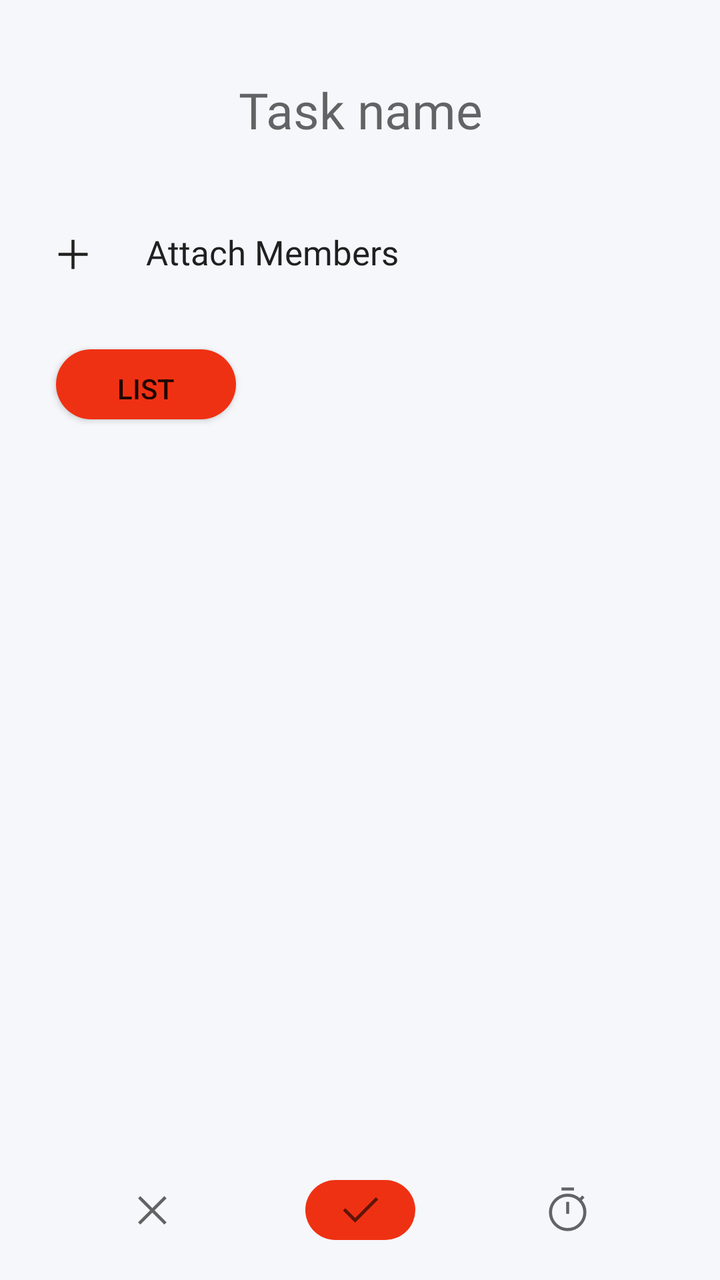
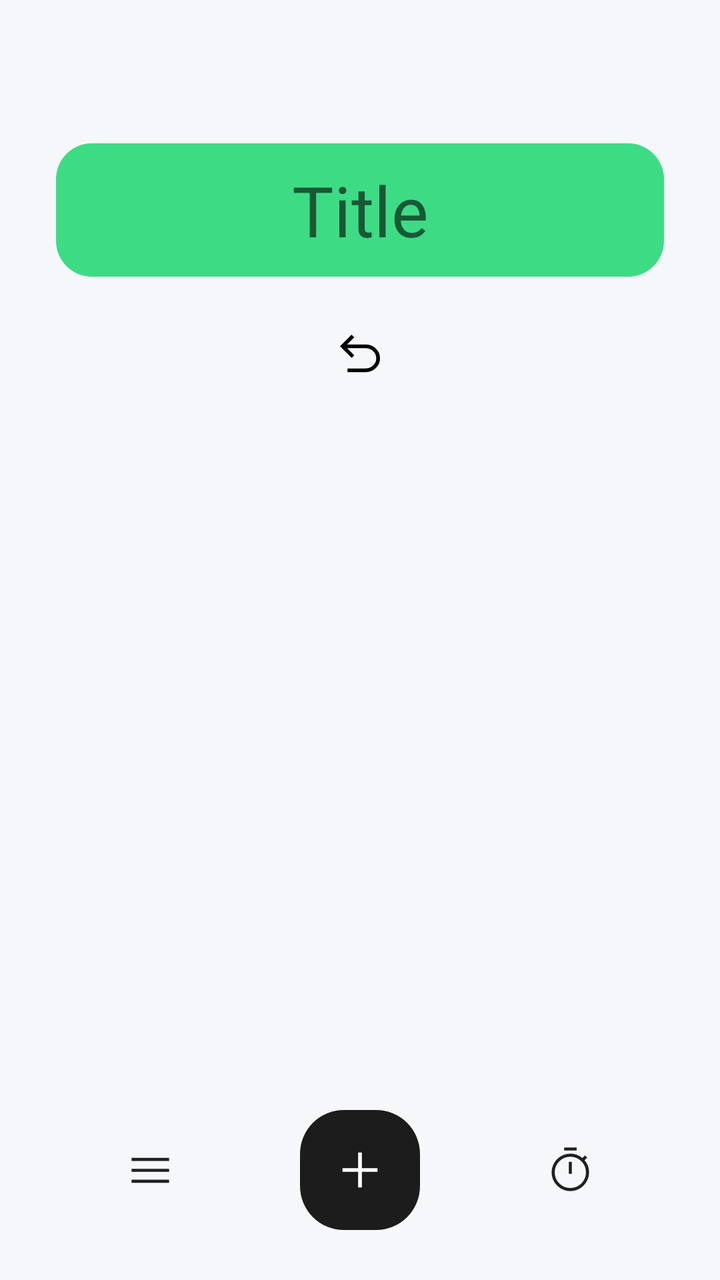

Screens rendered from an Android XML layout before and after an edit, with the pre-edit source and the edit as a unified diff.
<!-- AndroidManifest.xml: application theme LightTheme.SoftNotesBeta -->
<!-- res/layout/fragment_create_task.xml -->
<?xml version="1.0" encoding="utf-8"?>
<androidx.coordinatorlayout.widget.CoordinatorLayout xmlns:android="http://schemas.android.com/apk/res/android"
    xmlns:tools="http://schemas.android.com/tools"
    android:layout_width="match_parent"
    android:layout_height="match_parent"
    android:background="?attr/background_color"
    xmlns:app="http://schemas.android.com/apk/res-auto"
    tools:context=".CreateTaskFragment">

    <com.google.android.material.appbar.AppBarLayout
        android:id="@+id/app_bar_layout"
        android:layout_width="match_parent"
        android:layout_height="wrap_content"
        android:background="?attr/background_color"
        app:elevation="0dp">

        <com.google.android.material.appbar.CollapsingToolbarLayout
            android:id="@+id/collapsing_toolbar"
            android:layout_width="match_parent"
            android:layout_height="wrap_content"
            app:collapsedTitleGravity="top|right"
            app:collapsedTitleTextAppearance="@style/collapsed_title"
            app:contentScrim="?attr/background_color"
            app:elevation="0dp"
            app:expandedTitleGravity="top|right"
            app:expandedTitleMarginBottom="30dp"
            app:expandedTitleMarginEnd="30dp"
            app:expandedTitleMarginTop="50dp"
            app:expandedTitleTextAppearance="@style/expanded_title"
            app:layout_scrollFlags="scroll|snap|exitUntilCollapsed"
            app:title=" ">

            <androidx.appcompat.widget.Toolbar
                android:id="@+id/toolbar"
                android:layout_width="match_parent"
                android:layout_height="60dp"
                app:elevation="0dp"
                app:title="Settings"
                app:titleMarginEnd="30dp"
                app:titleMarginTop="24dp"
                app:titleTextAppearance="@style/collapsed_title"
                app:titleTextColor="@color/black" />

            <LinearLayout
                android:id="@+id/container"
                android:layout_width="match_parent"
                android:layout_height="240dp"
                android:orientation="vertical"
                android:gravity="center"
                app:elevation="0dp">


                <androidx.appcompat.widget.AppCompatEditText
                    android:id="@+id/task_title"
                    android:layout_width="wrap_content"
                    android:layout_height="wrap_content"
                    android:layout_marginStart="40dp"
                    android:layout_marginEnd="40dp"
                    android:textAlignment="center"
                    android:singleLine="true"
                    android:transitionName="edittext"
                    android:background="?attr/background_color"
                    android:fontFamily="@font/roboto_light"
                    android:hint="Task name"
                    android:padding="8dp"
                    android:textColor="?attr/title_text_color"
                    android:textSize="25sp" />

                <LinearLayout
                    android:layout_width="wrap_content"
                    android:layout_height="wrap_content"
                    android:layout_gravity="left"
                    android:layout_marginTop="35dp"
                    android:orientation="horizontal">

                    <androidx.appcompat.widget.AppCompatImageView
                        android:layout_width="25dp"
                        android:layout_height="25dp"
                        android:layout_marginStart="24dp"
                        android:src="@drawable/icon_add"
                        app:tint="?attr/icon_tint"/>

                    <androidx.appcompat.widget.AppCompatTextView
                        android:layout_width="wrap_content"
                        android:layout_height="wrap_content"
                        android:layout_marginStart="24dp"
                        android:text="Attach Members"
                        android:fontFamily="@font/roboto_regular"
                        android:textSize="17sp"
                        android:textColor="?attr/icon_tint"/>

                </LinearLayout>

                <androidx.appcompat.widget.AppCompatButton
                    android:layout_width="90dp"
                    android:layout_height="35dp"
                    android:text="List"
                    android:padding="10dp"
                    android:background="@drawable/create_task_surface"
                    android:layout_marginTop="35dp"
                    android:layout_marginStart="28dp"
                    android:layout_gravity="left"/>


            </LinearLayout>

        </com.google.android.material.appbar.CollapsingToolbarLayout>

    </com.google.android.material.appbar.AppBarLayout>

    <androidx.constraintlayout.widget.ConstraintLayout
        android:id="@+id/foreground_surface"
        android:layout_width="match_parent"
        android:layout_height="match_parent"
        android:background="?attr/background_color"
        app:layout_behavior="com.google.android.material.appbar.AppBarLayout$ScrollingViewBehavior">

        <androidx.core.widget.NestedScrollView
            android:id="@+id/steps_list"
            android:layout_width="match_parent"
            android:layout_height="match_parent"
            app:layout_constraintTop_toTopOf="parent"
            app:layout_behavior="com.google.android.material.appbar.AppBarLayout$ScrollingViewBehavior">

            <LinearLayout
                android:id="@+id/step_container"
                android:layout_width="match_parent"
                android:layout_height="wrap_content"
                android:orientation="vertical"/>

        </androidx.core.widget.NestedScrollView>

    </androidx.constraintlayout.widget.ConstraintLayout>

    <androidx.constraintlayout.widget.ConstraintLayout
        android:id="@+id/essential_actions_layout"
        android:layout_width="match_parent"
        android:layout_height="wrap_content"
        android:paddingBottom="20dp"
        android:background="?attr/background_color"
        android:layout_gravity="bottom">

        <androidx.appcompat.widget.AppCompatImageView
            android:id="@+id/close_panel"
            android:layout_width="25dp"
            android:layout_height="25dp"
            android:src="@drawable/icon_close"
            app:layout_constraintStart_toStartOf="parent"
            app:layout_constraintEnd_toStartOf="@id/create_task"
            app:layout_constraintTop_toTopOf="@id/create_task"
            app:layout_constraintBottom_toBottomOf="@id/create_task"
            app:tint="?attr/colorControlNormal" />

        <androidx.constraintlayout.widget.ConstraintLayout
            android:id="@+id/create_task"
            android:layout_width="55dp"
            android:layout_height="30dp"
            android:layout_marginTop="20dp"
            android:background="@drawable/create_task_surface"
            app:layout_constraintStart_toEndOf="@id/close_panel"
            app:layout_constraintEnd_toStartOf="@id/set_time"
            app:layout_constraintTop_toTopOf="parent">

            <androidx.appcompat.widget.AppCompatImageView
                android:id="@+id/action_done_iv"
                android:layout_width="match_parent"
                android:layout_height="match_parent"
                android:src="@drawable/icon_done"
                android:paddingTop="2dp"
                android:paddingBottom="2dp"
                app:tint="?attr/colorControlNormal" />

        </androidx.constraintlayout.widget.ConstraintLayout>

        <androidx.appcompat.widget.AppCompatImageView
            android:id="@+id/set_time"
            android:layout_width="25dp"
            android:layout_height="25dp"
            android:src="@drawable/icon_timer"
            app:layout_constraintStart_toEndOf="@id/create_task"
            app:layout_constraintEnd_toEndOf="parent"
            app:layout_constraintTop_toTopOf="@id/create_task"
            app:layout_constraintBottom_toBottomOf="@id/create_task"
            app:tint="?attr/colorControlNormal" />

    </androidx.constraintlayout.widget.ConstraintLayout>


</androidx.coordinatorlayout.widget.CoordinatorLayout>
<!-- resources referenced by this layout -->
<resources>
  <color name="black">#FF000000</color>
  <!-- drawable create_task_surface (drawable) -->
  <?xml version="1.0" encoding="utf-8"?>
  <shape xmlns:android="http://schemas.android.com/apk/res/android"
      android:shape="rectangle">
  
      <solid android:color="@color/scarlet_red"/>
      <corners android:radius="20dp"/>
  
  </shape>
  <!-- drawable icon_done (drawable) -->
  <vector xmlns:android="http://schemas.android.com/apk/res/android"
      android:width="48dp"
      android:height="48dp"
      android:viewportWidth="960"
      android:viewportHeight="960">
    <path
        android:fillColor="#FF000000"
        android:pathData="M378,714 L154,490l43,-43 181,181 384,-384 43,43 -427,427Z"/>
  </vector>
  <style name="collapsed_title" parent="LightTheme.SoftNotesBeta">
          <item name="android:textColor">@color/black</item>
          <item name="fontFamily">@font/roboto_thin</item>
          <item name="android:textSize">20sp</item>
      </style>
  <style name="expanded_title" parent="LightTheme.SoftNotesBeta">
          <item name="android:textColor">@color/black</item>
          <item name="fontFamily">@font/roboto_thin</item>
          <item name="android:layout_marginBottom">20dp</item>
          <item name="android:textSize">42sp</item>
      </style>
  <style name="LightTheme.SoftNotesBeta" parent="Theme.MaterialComponents.DayNight.DarkActionBar">
          
          <item name="colorPrimary">@color/background_light</item>
          <item name="colorPrimaryVariant">@color/background_light</item>
          <item name="colorOnPrimary">@color/onBackground_light</item>
          
          <item name="colorSecondary">@color/teal_200</item>
          <item name="colorSecondaryVariant">@color/teal_700</item>
          <item name="colorOnSecondary">@color/black</item>
          
          <item name="android:statusBarColor">?attr/colorPrimaryVariant</item>
          
          <item name="background_color">#f5f7fa</item>
          <item name="foreground_color">@color/white</item>
          <item name="title_text_color">@color/black</item>
          <item name="sub_text_color">@android:color/tab_indicator_text</item>
          <item name="extra_text_color">#202020</item>
          <item name="primary_color">#BCBCBC</item>
          <item name="main_color">#f2f2f2</item>
          <item name="selection_color">@color/android_green</item>
          <item name="secondary_selection">#f2f2f2</item>
          <item name="icon_tint">#202020</item>
          <item name="select_tab_color">#555555</item>
          <item name="disable_color">#757575</item>
      </style>
  <color name="scarlet_red">#EF3113</color>
  <color name="background_light">#f5f7fa</color>
  <color name="onBackground_light">#555555</color>
  <color name="teal_200">#FF03DAC5</color>
  <color name="teal_700">#FF018786</color>
  <color name="white">#FFFFFFFF</color>
  <color name="android_green">#3ddc84</color>
  <!-- unchanged entries left out for length: 3 -->
</resources>

<!-- the commit's change to res/layout/fragment_create_task.xml (unified diff, before → after) -->
@@ -1,10 +1,12 @@
 <?xml version="1.0" encoding="utf-8"?>
 <androidx.coordinatorlayout.widget.CoordinatorLayout xmlns:android="http://schemas.android.com/apk/res/android"
+    xmlns:app="http://schemas.android.com/apk/res-auto"
     xmlns:tools="http://schemas.android.com/tools"
+    android:id="@+id/parent_step_workspace"
     android:layout_width="match_parent"
     android:layout_height="match_parent"
+    android:animateLayoutChanges="true"
     android:background="?attr/background_color"
-    xmlns:app="http://schemas.android.com/apk/res-auto"
     tools:context=".CreateTaskFragment">
 
     <com.google.android.material.appbar.AppBarLayout
@@ -18,24 +20,22 @@
             android:id="@+id/collapsing_toolbar"
             android:layout_width="match_parent"
             android:layout_height="wrap_content"
-            app:collapsedTitleGravity="top|right"
+            app:collapsedTitleGravity="center"
             app:collapsedTitleTextAppearance="@style/collapsed_title"
             app:contentScrim="?attr/background_color"
             app:elevation="0dp"
-            app:expandedTitleGravity="top|right"
+            app:expandedTitleGravity="center"
             app:expandedTitleMarginBottom="30dp"
             app:expandedTitleMarginEnd="30dp"
             app:expandedTitleMarginTop="50dp"
             app:expandedTitleTextAppearance="@style/expanded_title"
-            app:layout_scrollFlags="scroll|snap|exitUntilCollapsed"
-            app:title=" ">
+            app:layout_scrollFlags="scroll|snap|exitUntilCollapsed">
 
             <androidx.appcompat.widget.Toolbar
                 android:id="@+id/toolbar"
                 android:layout_width="match_parent"
                 android:layout_height="60dp"
                 app:elevation="0dp"
-                app:title="Settings"
                 app:titleMarginEnd="30dp"
                 app:titleMarginTop="24dp"
                 app:titleTextAppearance="@style/collapsed_title"
@@ -45,62 +45,32 @@
                 android:id="@+id/container"
                 android:layout_width="match_parent"
                 android:layout_height="240dp"
+                android:gravity="center"
                 android:orientation="vertical"
-                android:gravity="center"
-                app:elevation="0dp">
-
+                app:elevation="0dp"
+                app:layout_collapseMode="pin">
 
                 <androidx.appcompat.widget.AppCompatEditText
-                    android:id="@+id/task_title"
-                    android:layout_width="wrap_content"
+                    android:id="@+id/input_task_title"
+                    android:layout_width="match_parent"
                     android:layout_height="wrap_content"
-                    android:layout_marginStart="40dp"
-                    android:layout_marginEnd="40dp"
+                    android:layout_marginStart="28dp"
+                    android:layout_marginEnd="28dp"
+                    android:layout_marginBottom="24dp"
+                    android:layout_marginTop="24dp"
                     android:textAlignment="center"
-                    android:singleLine="true"
-                    android:transitionName="edittext"
-                    android:background="?attr/background_color"
-                    android:fontFamily="@font/roboto_light"
-                    android:hint="Task name"
-                    android:padding="8dp"
-                    android:textColor="?attr/title_text_color"
-                    android:textSize="25sp" />
+                    android:background="@drawable/note_preview_background"
+                    android:backgroundTint="@color/android_green"
+                    android:fontFamily="@font/roboto_thin"
+                    android:hint="Title"
+                    android:padding="10dp"
+                    android:textSize="35sp" />
 
-                <LinearLayout
-                    android:layout_width="wrap_content"
-                    android:layout_height="wrap_content"
-                    android:layout_gravity="left"
-                    android:layout_marginTop="35dp"
-                    android:orientation="horizontal">
-
-                    <androidx.appcompat.widget.AppCompatImageView
-                        android:layout_width="25dp"
-                        android:layout_height="25dp"
-                        android:layout_marginStart="24dp"
-                        android:src="@drawable/icon_add"
-                        app:tint="?attr/icon_tint"/>
-
-                    <androidx.appcompat.widget.AppCompatTextView
-                        android:layout_width="wrap_content"
-                        android:layout_height="wrap_content"
-                        android:layout_marginStart="24dp"
-                        android:text="Attach Members"
-                        android:fontFamily="@font/roboto_regular"
-                        android:textSize="17sp"
-                        android:textColor="?attr/icon_tint"/>
-
-                </LinearLayout>
-
-                <androidx.appcompat.widget.AppCompatButton
-                    android:layout_width="90dp"
-                    android:layout_height="35dp"
-                    android:text="List"
-                    android:padding="10dp"
-                    android:background="@drawable/create_task_surface"
-                    android:layout_marginTop="35dp"
-                    android:layout_marginStart="28dp"
-                    android:layout_gravity="left"/>
-
+                <androidx.appcompat.widget.AppCompatImageView
+                    android:id="@+id/action_undo"
+                    android:layout_width="30dp"
+                    android:layout_height="30dp"
+                    android:src="@drawable/icon_undo" />
 
             </LinearLayout>
 
@@ -112,78 +82,103 @@
         android:id="@+id/foreground_surface"
         android:layout_width="match_parent"
         android:layout_height="match_parent"
-        android:background="?attr/background_color"
         app:layout_behavior="com.google.android.material.appbar.AppBarLayout$ScrollingViewBehavior">
 
-        <androidx.core.widget.NestedScrollView
-            android:id="@+id/steps_list"
+        <androidx.recyclerview.widget.RecyclerView
+            android:id="@+id/steps_viewer"
             android:layout_width="match_parent"
-            android:layout_height="match_parent"
+            android:layout_height="wrap_content"
             app:layout_constraintTop_toTopOf="parent"
-            app:layout_behavior="com.google.android.material.appbar.AppBarLayout$ScrollingViewBehavior">
+            app:layout_behavior="com.google.android.material.appbar.AppBarLayout$ScrollingViewBehavior"/>
 
-            <LinearLayout
-                android:id="@+id/step_container"
-                android:layout_width="match_parent"
-                android:layout_height="wrap_content"
-                android:orientation="vertical"/>
-
-        </androidx.core.widget.NestedScrollView>
 
     </androidx.constraintlayout.widget.ConstraintLayout>
 
     <androidx.constraintlayout.widget.ConstraintLayout
-        android:id="@+id/essential_actions_layout"
+        android:id="@+id/main_actions_view"
         android:layout_width="match_parent"
-        android:layout_height="wrap_content"
-        android:paddingBottom="20dp"
-        android:background="?attr/background_color"
-        android:layout_gravity="bottom">
+        android:layout_height="110dp"
+        android:layout_gravity="bottom"
+        android:background="?attr/background_color">
 
         <androidx.appcompat.widget.AppCompatImageView
-            android:id="@+id/close_panel"
+            android:id="@+id/task_settings"
             android:layout_width="25dp"
             android:layout_height="25dp"
-            android:src="@drawable/icon_close"
+            android:src="@drawable/icon_menu"
+            app:tint="?attr/icon_tint"
+            app:layout_constraintTop_toTopOf="@id/action_btn"
+            app:layout_constraintBottom_toBottomOf="@id/action_btn"
             app:layout_constraintStart_toStartOf="parent"
-            app:layout_constraintEnd_toStartOf="@id/create_task"
-            app:layout_constraintTop_toTopOf="@id/create_task"
-            app:layout_constraintBottom_toBottomOf="@id/create_task"
-            app:tint="?attr/colorControlNormal" />
+            app:layout_constraintEnd_toStartOf="@id/action_btn"/>
 
         <androidx.constraintlayout.widget.ConstraintLayout
-            android:id="@+id/create_task"
-            android:layout_width="55dp"
-            android:layout_height="30dp"
-            android:layout_marginTop="20dp"
-            android:background="@drawable/create_task_surface"
-            app:layout_constraintStart_toEndOf="@id/close_panel"
-            app:layout_constraintEnd_toStartOf="@id/set_time"
-            app:layout_constraintTop_toTopOf="parent">
+            android:id="@+id/action_btn"
+            android:layout_width="60dp"
+            android:layout_height="60dp"
+            android:transitionName="actionBtn"
+            android:backgroundTint="@color/dark_foreground"
+            android:background="@drawable/workspace_layer_surface22"
+            app:layout_constraintTop_toTopOf="parent"
+            app:layout_constraintBottom_toBottomOf="parent"
+            app:layout_constraintStart_toStartOf="parent"
+            app:layout_constraintEnd_toEndOf="parent">
+
+            <androidx.appcompat.widget.AppCompatEditText
+                android:id="@+id/step_text"
+                android:layout_width="match_parent"
+                android:layout_height="wrap_content"
+                android:layout_marginStart="24dp"
+                android:layout_marginEnd="108dp"
+                android:background="@color/dark_foreground"
+                android:fontFamily="@font/roboto_light"
+                android:hint="Enter step"
+                android:visibility="gone"
+                android:padding="8dp"
+                android:singleLine="true"
+                android:textColor="@color/white"
+                android:textSize="20sp"
+                android:transitionName="edittext"
+                app:layout_constraintStart_toStartOf="parent"
+                app:layout_constraintTop_toTopOf="parent"
+                app:layout_constraintBottom_toBottomOf="parent"/>
 
             <androidx.appcompat.widget.AppCompatImageView
-                android:id="@+id/action_done_iv"
-                android:layout_width="match_parent"
-                android:layout_height="match_parent"
-                android:src="@drawable/icon_done"
-                android:paddingTop="2dp"
-                android:paddingBottom="2dp"
-                app:tint="?attr/colorControlNormal" />
+                android:id="@+id/add_step"
+                android:layout_width="30dp"
+                android:layout_height="30dp"
+                android:src="@drawable/icon_add"
+                android:tint="@color/white"
+                app:layout_constraintTop_toTopOf="parent"
+                app:layout_constraintBottom_toBottomOf="parent"
+                app:layout_constraintEnd_toEndOf="parent"
+                app:layout_constraintStart_toStartOf="parent"/>
+
+            <androidx.appcompat.widget.AppCompatImageView
+                android:id="@+id/close_input"
+                android:layout_width="30dp"
+                android:layout_height="30dp"
+                android:src="@drawable/icon_close"
+                android:tint="@color/white"
+                android:visibility="gone"
+                android:layout_marginEnd="16dp"
+                app:layout_constraintTop_toTopOf="parent"
+                app:layout_constraintBottom_toBottomOf="parent"
+                app:layout_constraintEnd_toEndOf="parent" />
 
         </androidx.constraintlayout.widget.ConstraintLayout>
 
         <androidx.appcompat.widget.AppCompatImageView
-            android:id="@+id/set_time"
+            android:id="@+id/task_timer"
             android:layout_width="25dp"
             android:layout_height="25dp"
             android:src="@drawable/icon_timer"
-            app:layout_constraintStart_toEndOf="@id/create_task"
+            app:tint="?attr/icon_tint"
+            app:layout_constraintTop_toTopOf="@id/action_btn"
+            app:layout_constraintBottom_toBottomOf="@id/action_btn"
             app:layout_constraintEnd_toEndOf="parent"
-            app:layout_constraintTop_toTopOf="@id/create_task"
-            app:layout_constraintBottom_toBottomOf="@id/create_task"
-            app:tint="?attr/colorControlNormal" />
+            app:layout_constraintStart_toEndOf="@id/action_btn"/>
 
     </androidx.constraintlayout.widget.ConstraintLayout>
 
-
 </androidx.coordinatorlayout.widget.CoordinatorLayout>
<!-- resource entries referenced after the edit -->
@@ -1,25 +1,7 @@
 <!-- resources referenced by this layout -->
 <resources>
   <color name="black">#FF000000</color>
-  <!-- drawable create_task_surface (drawable) -->
-  <?xml version="1.0" encoding="utf-8"?>
-  <shape xmlns:android="http://schemas.android.com/apk/res/android"
-      android:shape="rectangle">
-  
-      <solid android:color="@color/scarlet_red"/>
-      <corners android:radius="20dp"/>
-  
-  </shape>
-  <!-- drawable icon_done (drawable) -->
-  <vector xmlns:android="http://schemas.android.com/apk/res/android"
-      android:width="48dp"
-      android:height="48dp"
-      android:viewportWidth="960"
-      android:viewportHeight="960">
-    <path
-        android:fillColor="#FF000000"
-        android:pathData="M378,714 L154,490l43,-43 181,181 384,-384 43,43 -427,427Z"/>
-  </vector>
+  <color name="dark_foreground">#1C1C1C</color>
   <style name="collapsed_title" parent="LightTheme.SoftNotesBeta">
           <item name="android:textColor">@color/black</item>
           <item name="fontFamily">@font/roboto_thin</item>
@@ -55,13 +37,51 @@
           <item name="icon_tint">#202020</item>
           <item name="select_tab_color">#555555</item>
           <item name="disable_color">#757575</item>
+          <item name="circular_background_tint">#BCBBBB</item>
       </style>
-  <color name="scarlet_red">#EF3113</color>
   <color name="background_light">#f5f7fa</color>
   <color name="onBackground_light">#555555</color>
   <color name="teal_200">#FF03DAC5</color>
   <color name="teal_700">#FF018786</color>
   <color name="white">#FFFFFFFF</color>
+  <!-- drawable icon_menu (drawable) -->
+  <vector xmlns:android="http://schemas.android.com/apk/res/android"
+      android:width="48dp"
+      android:height="48dp"
+      android:viewportWidth="960"
+      android:viewportHeight="960">
+    <path
+        android:fillColor="#FF000000"
+        android:pathData="M120,720v-60h720v60L120,720ZM120,510v-60h720v60L120,510ZM120,300v-60h720v60L120,300Z"/>
+  </vector>
+  <!-- drawable icon_undo (drawable) -->
+  <vector xmlns:android="http://schemas.android.com/apk/res/android"
+      android:width="48dp"
+      android:height="48dp"
+      android:viewportWidth="960"
+      android:viewportHeight="960">
+    <path
+        android:fillColor="#FF000000"
+        android:pathData="M280,760v-60h289q70,0 120.5,-46.5T740,538q0,-69 -50.5,-115.5T569,376L274,376l114,114 -42,42 -186,-186 186,-186 42,42 -114,114h294q95,0 163.5,64T800,538q0,94 -68.5,158T568,760L280,760Z"/>
+  </vector>
+  <!-- drawable note_preview_background (drawable) -->
+  <?xml version="1.0" encoding="utf-8"?>
+  <shape xmlns:android="http://schemas.android.com/apk/res/android"
+      android:shape="rectangle">
+  
+      <solid android:color="?attr/background_color"/>
+      <corners android:radius="18dp"/>
+  
+  </shape>
+  <!-- drawable workspace_layer_surface22 (drawable) -->
+  <?xml version="1.0" encoding="utf-8"?>
+  <shape xmlns:android="http://schemas.android.com/apk/res/android"
+      android:shape="rectangle">
+  
+      <corners android:radius="22dp"/>
+      <solid android:color="?attr/foreground_color"/>
+  
+  </shape>
   <color name="android_green">#3ddc84</color>
   <!-- unchanged entries left out for length: 3 -->
 </resources>
